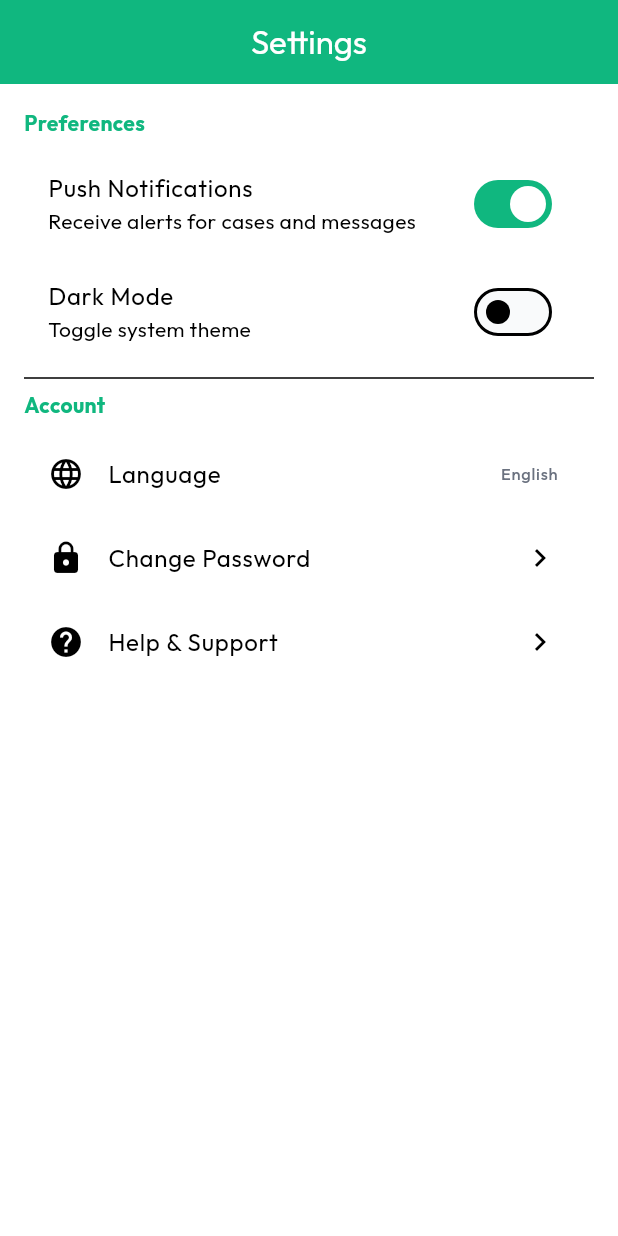
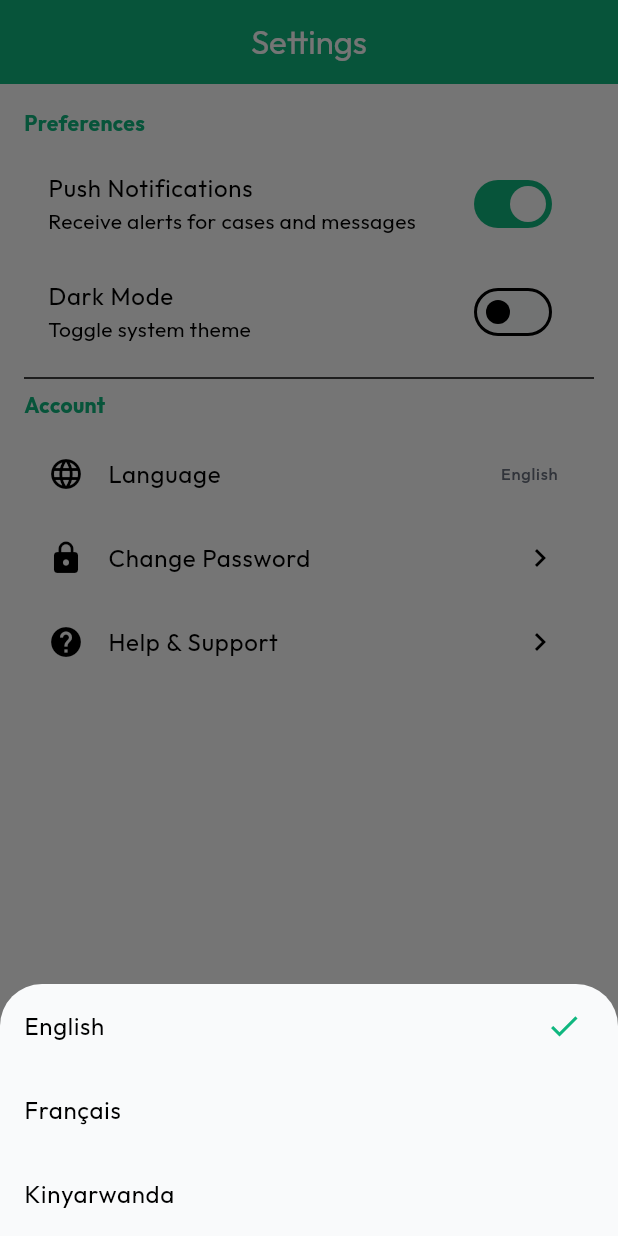
Before and after one commit to debby53/vetlink-mobile-app-, a Flutter app: the SettingsScreen screen opened by its route, after a tap on "Language", on a phone screen of 412 x 824 dp. Run offline on Flutter 3.47's test engine with Material 3 defaults, Android fonts, the phone set to English and light mode, and no system bars; our stand-ins replace go_router, google_fonts, shared_preferences; accounts and stored records are empty.

Commit message:
new mobile features

```diff
--- a/final_vet-master/vetlink_mobile/lib/screens/shared/settings_screen.dart
+++ b/final_vet-master/vetlink_mobile/lib/screens/shared/settings_screen.dart
@@ -1,48 +1,99 @@
 import 'package:flutter/material.dart';
 import '../../theme/app_colors.dart';
+import '../../services/language_provider.dart';
 
 class SettingsScreen extends StatelessWidget {
   const SettingsScreen({super.key});
 
+  void _showLanguagePicker(BuildContext context) {
+    showModalBottomSheet(
+      context: context,
+      builder: (context) {
+        return ListenableBuilder(
+          listenable: languageProvider,
+          builder: (context, _) {
+            final currentLang = languageProvider.currentLanguage;
+            return SafeArea(
+              child: Column(
+                mainAxisSize: MainAxisSize.min,
+                children: [
+                  ListTile(
+                    title: const Text('English'),
+                    trailing: currentLang == 'en' ? const Icon(Icons.check, color: AppColors.primary) : null,
+                    onTap: () {
+                      languageProvider.setLanguage('en');
+                      Navigator.pop(context);
+                    },
+                  ),
+                  ListTile(
+                    title: const Text('Français'),
+                    trailing: currentLang == 'fr' ? const Icon(Icons.check, color: AppColors.primary) : null,
+                    onTap: () {
+                      languageProvider.setLanguage('fr');
+                      Navigator.pop(context);
+                    },
+                  ),
+                  ListTile(
+                    title: const Text('Kinyarwanda'),
+                    trailing: currentLang == 'rw' ? const Icon(Icons.check, color: AppColors.primary) : null,
+                    onTap: () {
+                      languageProvider.setLanguage('rw');
+                      Navigator.pop(context);
+                    },
+                  ),
+                ],
+              ),
+            );
+          }
+        );
+      },
+    );
+  }
+
   @override
   Widget build(BuildContext context) {
     return Scaffold(
-      appBar: AppBar(title: const Text('Settings')),
+      appBar: AppBar(title: Text(languageProvider.t('settings'))),
       body: ListView(
         padding: const EdgeInsets.all(16),
         children: [
-           const Text('Preferences', style: TextStyle(fontWeight: FontWeight.bold, color: AppColors.primary)),
+           Text(languageProvider.t('preferences'), style: const TextStyle(fontWeight: FontWeight.bold, color: AppColors.primary)),
            const SizedBox(height: 8),
            SwitchListTile(
-             title: const Text('Push Notifications'),
-             subtitle: const Text('Receive alerts for cases and messages'),
+             title: Text(languageProvider.t('push_notifications')),
+             subtitle: Text(languageProvider.t('receive_alerts')),
              value: true,
              onChanged: (v) {},
            ),
            SwitchListTile(
-             title: const Text('Dark Mode'),
-             subtitle: const Text('Toggle system theme'),
+             title: Text(languageProvider.t('dark_mode')),
+             subtitle: Text(languageProvider.t('toggle_system_theme')),
              value: false,
              onChanged: (v) {},
            ),
            const Divider(),
-           const Text('Account', style: TextStyle(fontWeight: FontWeight.bold, color: AppColors.primary)),
+           Text(languageProvider.t('account'), style: const TextStyle(fontWeight: FontWeight.bold, color: AppColors.primary)),
            const SizedBox(height: 8),
            ListTile(
              leading: const Icon(Icons.language),
-             title: const Text('Language'),
-             trailing: const Text('English', style: TextStyle(color: AppColors.textMuted)),
-             onTap: () {},
+             title: Text(languageProvider.t('language')),
+             trailing: Text(
+               languageProvider.currentLanguage == 'en' ? 'English'
+               : languageProvider.currentLanguage == 'fr' ? 'Français'
+               : 'Kinyarwanda',
+               style: const TextStyle(color: AppColors.textMuted)
+             ),
+             onTap: () => _showLanguagePicker(context),
            ),
            ListTile(
              leading: const Icon(Icons.lock),
-             title: const Text('Change Password'),
+             title: Text(languageProvider.t('change_password')),
              trailing: const Icon(Icons.chevron_right),
              onTap: () {},
            ),
             ListTile(
              leading: const Icon(Icons.help),
-             title: const Text('Help & Support'),
+             title: Text(languageProvider.t('help_support')),
              trailing: const Icon(Icons.chevron_right),
              onTap: () {},
            ),
```
Also changed, not shown: final_vet-master/vetlink_mobile/lib/l10n/app_translations.dart (added, +88 -0 lines), final_vet-master/vetlink_mobile/lib/main.dart (+14 -6 lines), final_vet-master/vetlink_mobile/lib/services/language_provider.dart (added, +32 -0 lines), final_vet-master/vetlink_mobile/lib/widgets/app_drawer.dart (+14 -13 lines).
